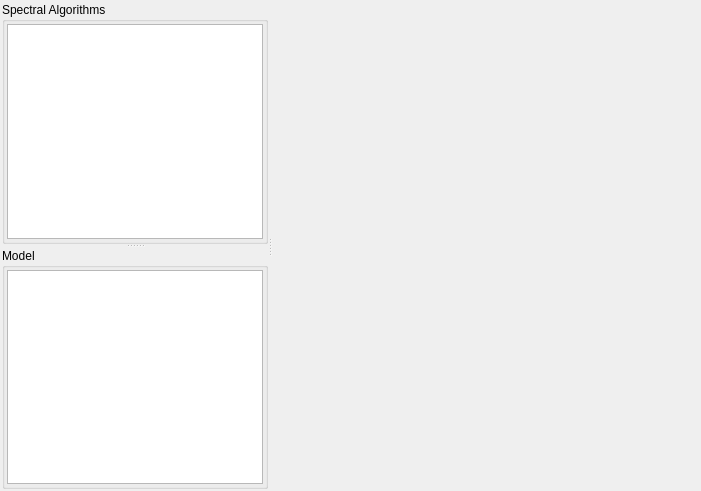
Old version of the form qps/speclib/spectralprocessingwidget.ui in the repository EnMAP-Box/qgispluginsupport.
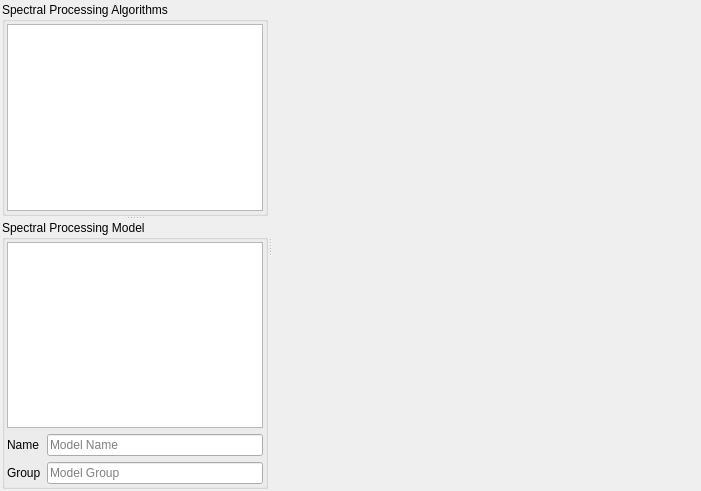
New version of the form. Icons and pictures are not drawn. Custom widgets are drawn as their Qt base class.

Commit message: added parameter wrappers

What changed in the file:
```diff
--- a/qps/speclib/spectralprocessingwidget.ui
+++ b/qps/speclib/spectralprocessingwidget.ui
@@ -40,7 +40,7 @@
       </property>
       <widget class="QgsCollapsibleGroupBox" name="mGroupBox">
        <property name="title">
-        <string>Spectral Algorithms</string>
+        <string>Spectral Processing Algorithms</string>
        </property>
        <property name="checkable">
         <bool>false</bool>
@@ -84,12 +84,9 @@
         </sizepolicy>
        </property>
        <property name="title">
-        <string>Model</string>
+        <string>Spectral Processing Model</string>
        </property>
-       <layout class="QVBoxLayout" name="verticalLayout">
-        <property name="spacing">
-         <number>2</number>
-        </property>
+       <layout class="QGridLayout" name="gridLayout">
         <property name="leftMargin">
          <number>2</number>
         </property>
@@ -102,7 +99,28 @@
         <property name="bottomMargin">
          <number>2</number>
         </property>
-        <item>
+        <item row="2" column="1">
+         <widget class="QLineEdit" name="tbModelGroup">
+          <property name="placeholderText">
+           <string>Model Group</string>
+          </property>
+         </widget>
+        </item>
+        <item row="1" column="1">
+         <widget class="QLineEdit" name="tbModelName">
+          <property name="placeholderText">
+           <string>Model Name</string>
+          </property>
+         </widget>
+        </item>
+        <item row="1" column="0">
+         <widget class="QLabel" name="label">
+          <property name="text">
+           <string>Name</string>
+          </property>
+         </widget>
+        </item>
+        <item row="0" column="0" colspan="2">
          <widget class="SpectralProcessingModelTableView" name="mTableView">
           <property name="dragEnabled">
            <bool>true</bool>
@@ -121,6 +139,13 @@
           </attribute>
          </widget>
         </item>
+        <item row="2" column="0">
+         <widget class="QLabel" name="label_2">
+          <property name="text">
+           <string>Group</string>
+          </property>
+         </widget>
+        </item>
        </layout>
       </widget>
      </widget>
```
Left out of the diff: 2 changed lines with no effect on the pictures. The commit also changes 2 other files.
